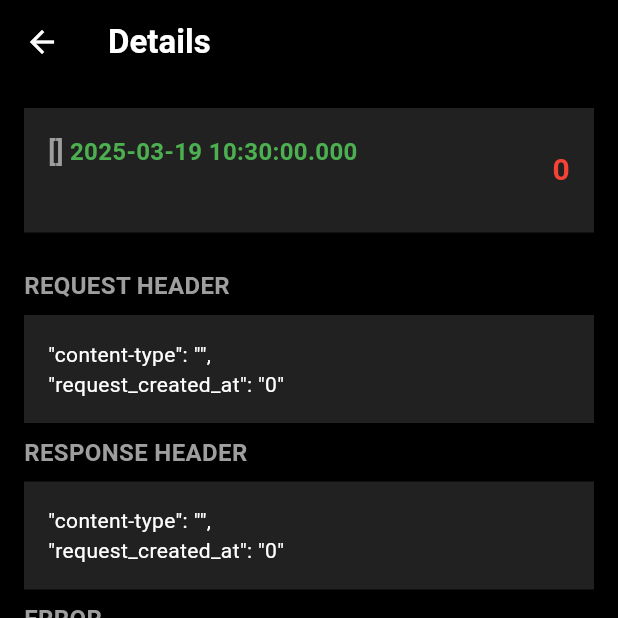
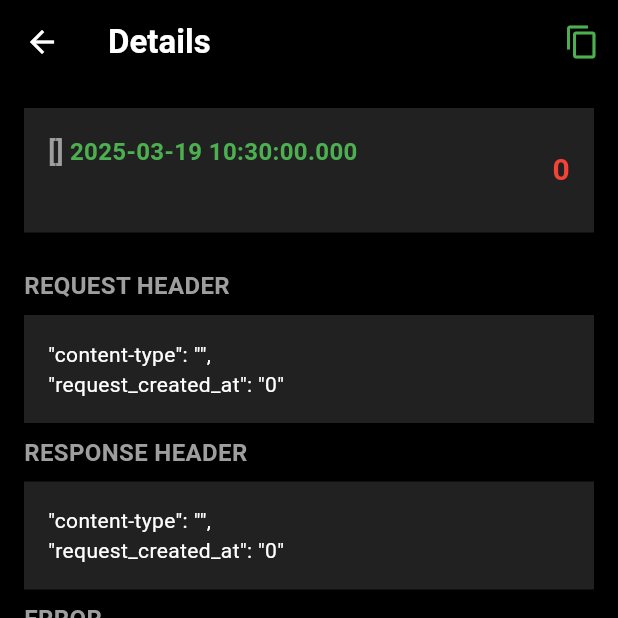
Before and after one commit to paco89lol/flutter_http_debug, a Flutter app: the HttpActivityDetailsScreen screen opened directly with empty values, on a phone screen of 412 x 824 dp, the top half of it. Run offline on Flutter 3.47's test engine with Material 3 defaults, Android fonts, the phone set to English and light mode, and no system bars; our stand-ins replace dio.

Commit message:
Update library

```diff
--- a/lib/http_debug/screens/http_activity_details_screen.dart
+++ b/lib/http_debug/screens/http_activity_details_screen.dart
@@ -1,4 +1,5 @@
 import 'package:flutter/material.dart';
+import 'package:flutter/services.dart';
 
 import '../data/http_record_entity.dart';
 
@@ -9,12 +10,30 @@ class HttpActivityDetailsScreen extends StatelessWidget {
 
   @override
   Widget build(BuildContext context) {
+
     return Scaffold(
       backgroundColor: Colors.black,
       appBar: AppBar(
         foregroundColor: Colors.white,
         title: Text("Details", style: TextStyle(fontWeight: FontWeight.bold)),
         backgroundColor: Colors.black,
+        actions: [
+          IconButton(
+            padding: EdgeInsets.zero,
+            constraints: BoxConstraints(),
+            icon: const Icon(Icons.copy),
+            color: Colors.green,
+            onPressed: () {
+              // Copy text to clipboard
+              Clipboard.setData(ClipboardData(text: httpRecord.toClipboardString()));
+              // Show confirmation
+              ScaffoldMessenger.of(context).showSnackBar(
+                SnackBar(content: Text("Copied to clipboard.")),
+              );
+            },
+            tooltip: 'scroll to bottom',
+          ),
+        ],
       ),
       body: Container(
         color: Colors.black,
--- a/pubspec.yaml
+++ b/pubspec.yaml
@@ -1,6 +1,6 @@
 name: http_debug
 description: "Http inspector / Debugging tool"
-version: 1.0.1
+version: 1.0.2
 homepage: "https://github.com/paco89lol/flutter_http_debug"
 
 environment:
```
Also changed, not shown: lib/http_debug/data/http_record_entity.dart (+71 -0 lines), 2 other files.
